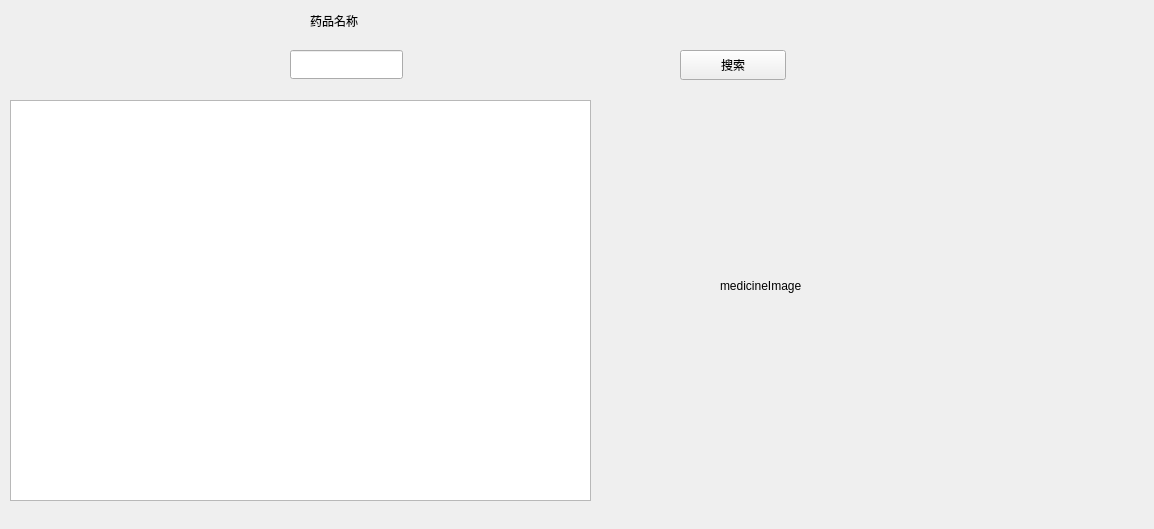
Before: the Qt Designer form Blackholehospital/medicinesearch.ui in Pelix05/Blackholehospital, drawn with Qt 5.
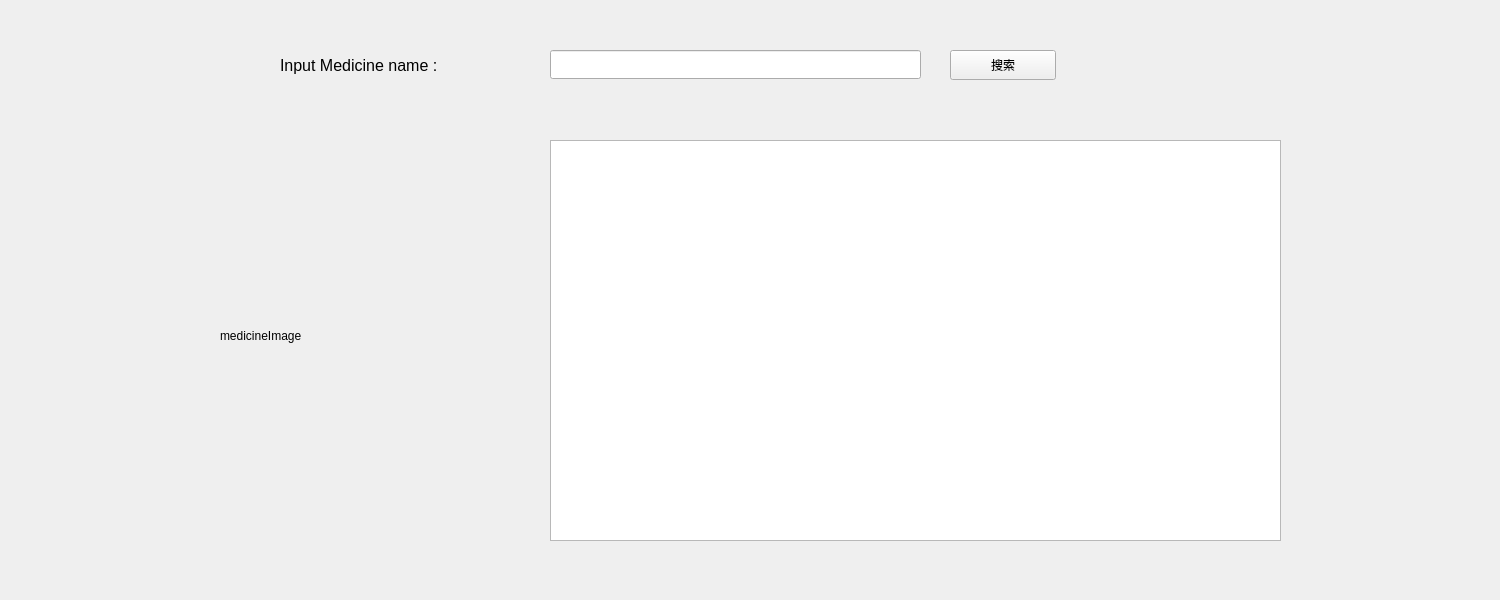
After: the same form once the commit is applied.

```diff
--- a/Blackholehospital/medicinesearch.ui
+++ b/Blackholehospital/medicinesearch.ui
@@ -6,8 +6,8 @@
    <rect>
     <x>0</x>
     <y>0</y>
-    <width>1154</width>
-    <height>529</height>
+    <width>1500</width>
+    <height>600</height>
    </rect>
   </property>
   <property name="windowTitle">
@@ -16,9 +16,9 @@
   <widget class="QLineEdit" name="editName">
    <property name="geometry">
     <rect>
-     <x>290</x>
+     <x>550</x>
      <y>50</y>
-     <width>113</width>
+     <width>371</width>
      <height>29</height>
     </rect>
    </property>
@@ -26,20 +26,20 @@
   <widget class="QLabel" name="label">
    <property name="geometry">
     <rect>
-     <x>310</x>
-     <y>10</y>
-     <width>80</width>
-     <height>21</height>
+     <x>280</x>
+     <y>40</y>
+     <width>221</width>
+     <height>51</height>
     </rect>
    </property>
    <property name="text">
-    <string>药品名称</string>
+    <string>&lt;html&gt;&lt;head/&gt;&lt;body&gt;&lt;p&gt;&lt;span style=&quot; font-size:12pt;&quot;&gt;Input Medicine name :&lt;/span&gt;&lt;/p&gt;&lt;/body&gt;&lt;/html&gt;</string>
    </property>
   </widget>
   <widget class="QPushButton" name="btnSearch">
    <property name="geometry">
     <rect>
-     <x>680</x>
+     <x>950</x>
      <y>50</y>
      <width>106</width>
      <height>30</height>
@@ -52,9 +52,9 @@
   <widget class="QLabel" name="lblImage">
    <property name="geometry">
     <rect>
-     <x>720</x>
-     <y>140</y>
-     <width>301</width>
+     <x>220</x>
+     <y>190</y>
+     <width>291</width>
      <height>291</height>
     </rect>
    </property>
@@ -65,9 +65,9 @@
   <widget class="QTextEdit" name="txtInfo">
    <property name="geometry">
     <rect>
-     <x>10</x>
-     <y>100</y>
-     <width>581</width>
+     <x>550</x>
+     <y>140</y>
+     <width>731</width>
      <height>401</height>
     </rect>
    </property>
```
